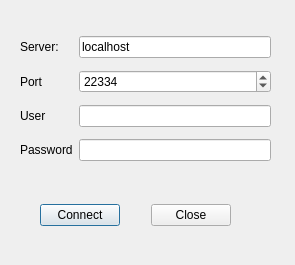
This is src/pn/connect.ui in Artimi/icp_pn as Qt 5 draws it before an edit. The edited form follows.
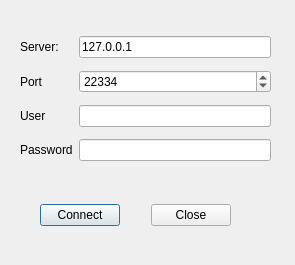
This is the edited form.

Patch:
```diff
--- a/src/pn/connect.ui
+++ b/src/pn/connect.ui
@@ -33,7 +33,7 @@
     <item row="0" column="1">
      <widget class="QLineEdit" name="LEServer">
       <property name="text">
-       <string>localhost</string>
+       <string>127.0.0.1</string>
       </property>
      </widget>
     </item>
```
